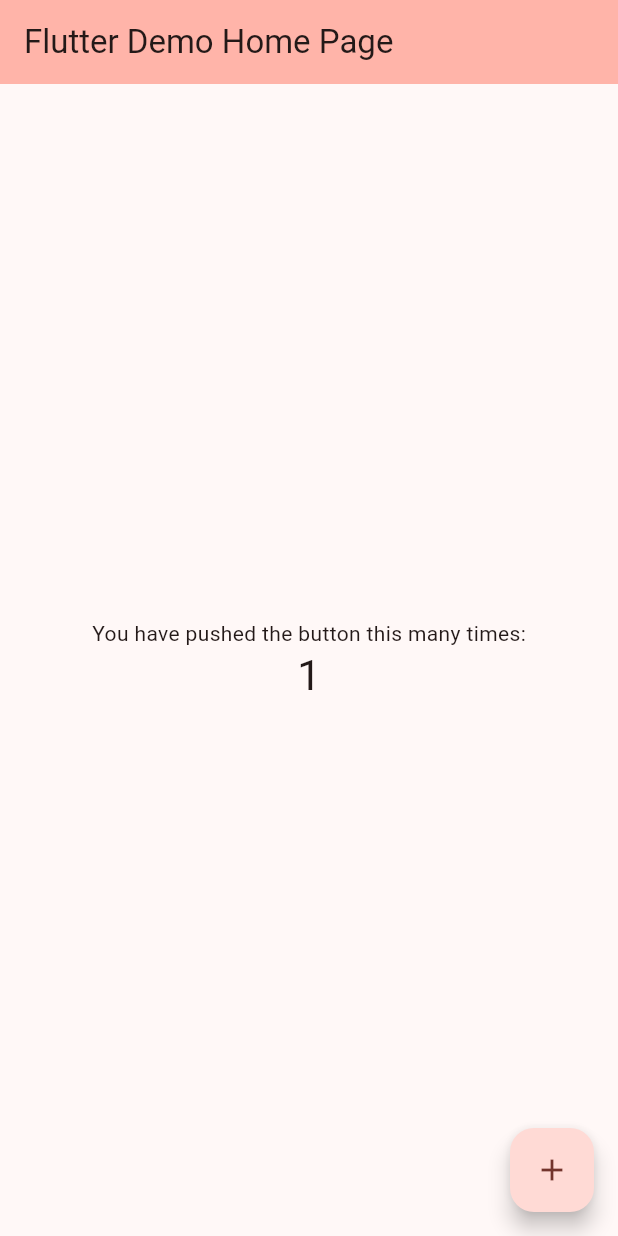
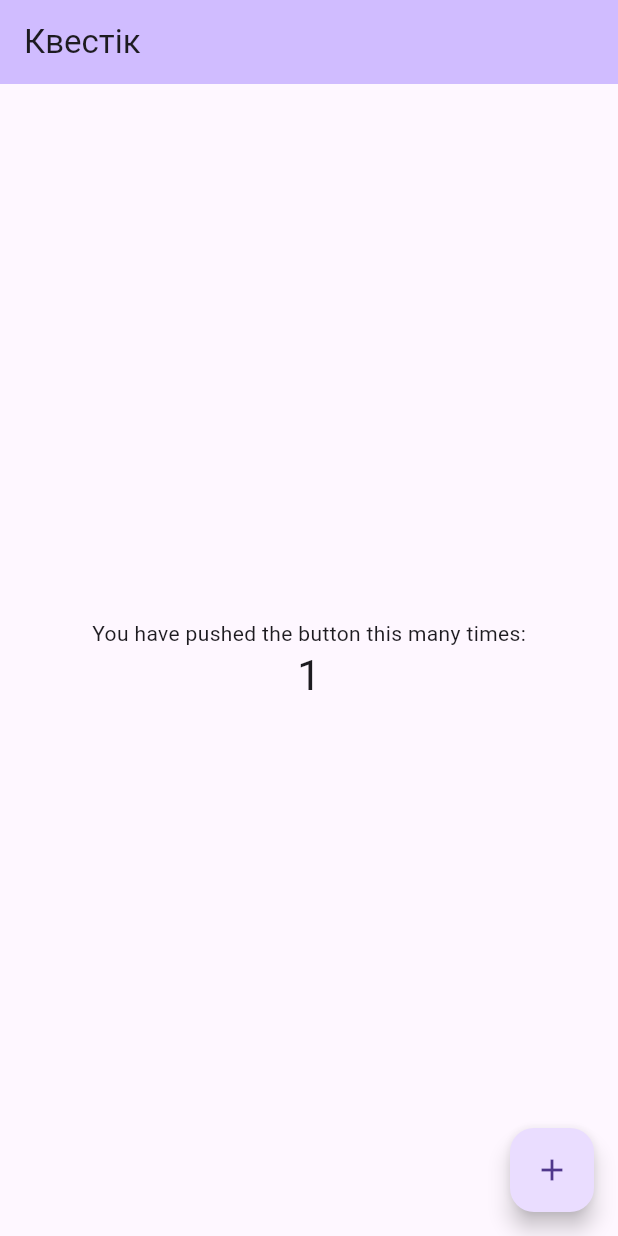
Before and after one commit to Serhii-Diakonov/RedButton, a Flutter app: the screen it shows after launch, after a tap on the "add" icon, on a phone screen of 412 x 824 dp. Run offline on Flutter 3.47's test engine with Material 3 defaults, Android fonts, the phone set to English and light mode, and no system bars.

Commit message:
Refactor + remove comments

```diff
--- a/lib/main.dart
+++ b/lib/main.dart
@@ -1,108 +1,50 @@
 import 'package:flutter/material.dart';
 
 void main() {
-  runApp(const MyApp());
+  runApp(const RedButtonApp());
 }
 
-class MyApp extends StatelessWidget {
-  const MyApp({super.key});
+class RedButtonApp extends StatelessWidget {
+  const RedButtonApp({super.key});
 
-  // This widget is the root of your application.
   @override
   Widget build(BuildContext context) {
-    return MaterialApp(
+    return const MaterialApp(
       title: 'Квестік',
-      theme: ThemeData(
-        // This is the theme of your application.
-        //
-        // TRY THIS: Try running your application with "flutter run". You'll see
-        // the application has a purple toolbar. Then, without quitting the app,
-        // try changing the seedColor in the colorScheme below to Colors.green
-        // and then invoke "hot reload" (save your changes or press the "hot
-        // reload" button in a Flutter-supported IDE, or press "r" if you used
-        // the command line to start the app).
-        //
-        // Notice that the counter didn't reset back to zero; the application
-        // state is not lost during the reload. To reset the state, use hot
-        // restart instead.
-        //
-        // This works for code too, not just values: Most code changes can be
-        // tested with just a hot reload.
-        colorScheme: ColorScheme.fromSeed(seedColor: Colors.red),
-        useMaterial3: true,
-      ),
-      home: const MyHomePage(title: 'Flutter Demo Home Page'),
+      home: RedButtonView(title: 'Квестік'),
+      // debugShowCheckedModeBanner: false,
     );
   }
 }
 
-class MyHomePage extends StatefulWidget {
-  const MyHomePage({super.key, required this.title});
-
-  // This widget is the home page of your application. It is stateful, meaning
-  // that it has a State object (defined below) that contains fields that affect
-  // how it looks.
-
-  // This class is the configuration for the state. It holds the values (in this
-  // case the title) provided by the parent (in this case the App widget) and
-  // used by the build method of the State. Fields in a Widget subclass are
-  // always marked "final".
+class RedButtonView extends StatefulWidget {
+  const RedButtonView({super.key, required this.title});
 
   final String title;
 
   @override
-  State<MyHomePage> createState() => _MyHomePageState();
+  State<RedButtonView> createState() => _RedButtonViewState();
 }
 
-class _MyHomePageState extends State<MyHomePage> {
+class _RedButtonViewState extends State<RedButtonView> {
+
   int _counter = 0;
 
   void _incrementCounter() {
     setState(() {
-      // This call to setState tells the Flutter framework that something has
-      // changed in this State, which causes it to rerun the build method below
-      // so that the display can reflect the updated values. If we changed
-      // _counter without calling setState(), then the build method would not be
-      // called again, and so nothing would appear to happen.
       _counter++;
     });
   }
 
   @override
   Widget build(BuildContext context) {
-    // This method is rerun every time setState is called, for instance as done
-    // by the _incrementCounter method above.
-    //
-    // The Flutter framework has been optimized to make rerunning build methods
-    // fast, so that you can just rebuild anything that needs updating rather
-    // than having to individually change instances of widgets.
     return Scaffold(
       appBar: AppBar(
-        // TRY THIS: Try changing the color here to a specific color (to
-        // Colors.amber, perhaps?) and trigger a hot reload to see the AppBar
-        // change color while the other colors stay the same.
         backgroundColor: Theme.of(context).colorScheme.inversePrimary,
-        // Here we take the value from the MyHomePage object that was created by
-        // the App.build method, and use it to set our appbar title.
         title: Text(widget.title),
       ),
       body: Center(
-        // Center is a layout widget. It takes a single child and positions it
-        // in the middle of the parent.
         child: Column(
-          // Column is also a layout widget. It takes a list of children and
-          // arranges them vertically. By default, it sizes itself to fit its
-          // children horizontally, and tries to be as tall as its parent.
-          //
-          // Column has various properties to control how it sizes itself and
-          // how it positions its children. Here we use mainAxisAlignment to
-          // center the children vertically; the main axis here is the vertical
-          // axis because Columns are vertical (the cross axis would be
-          // horizontal).
-          //
-          // TRY THIS: Invoke "debug painting" (choose the "Toggle Debug Paint"
-          // action in the IDE, or press "p" in the console), to see the
-          // wireframe for each widget.
           mainAxisAlignment: MainAxisAlignment.center,
           children: <Widget>[
             const Text(
```
